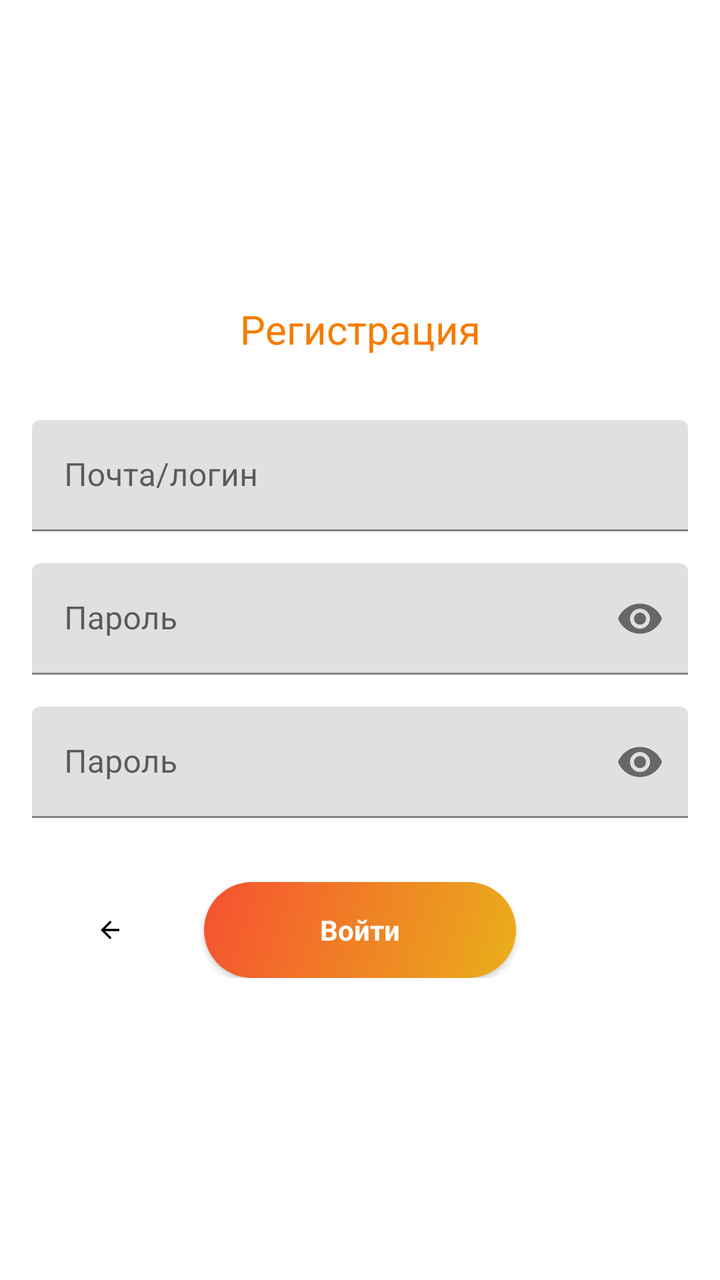
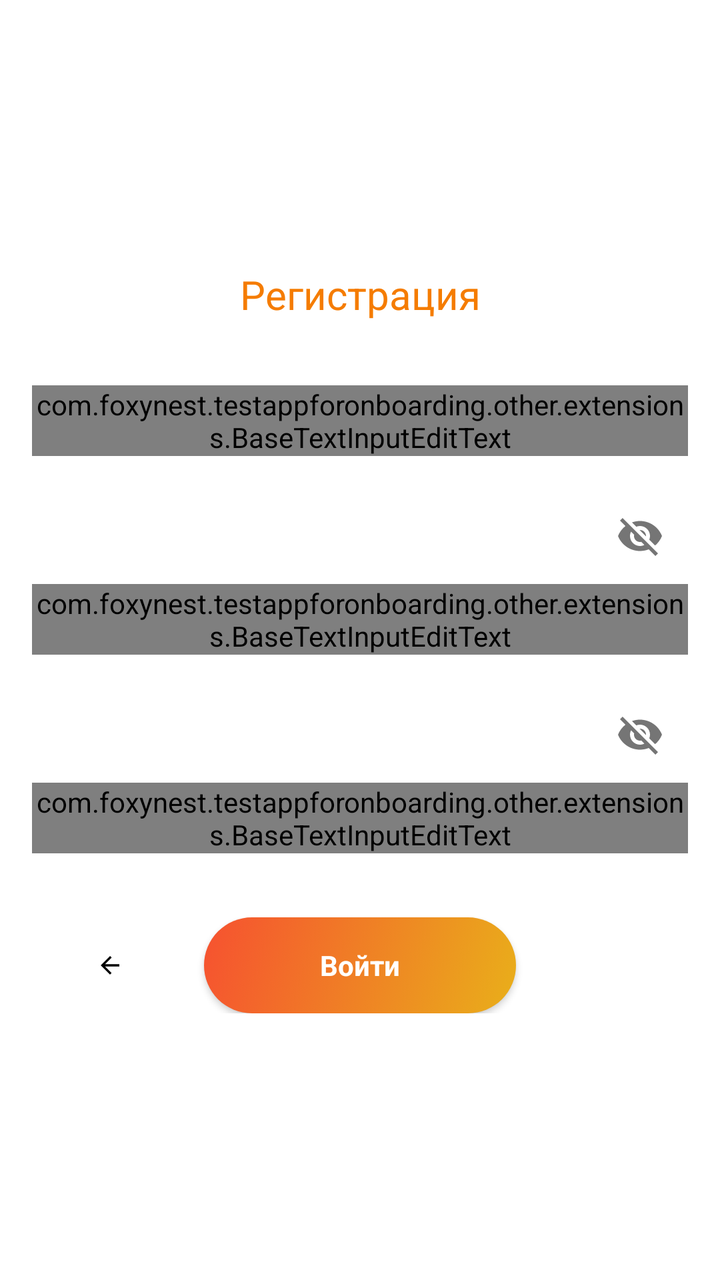

Screens rendered from an Android XML layout before and after an edit, with the pre-edit source and the edit as a unified diff.
<!-- AndroidManifest.xml: application theme Theme.TestAppForOnboarding -->
<!-- res/layout/fragment_register.xml -->
<?xml version="1.0" encoding="utf-8"?>
<ScrollView xmlns:android="http://schemas.android.com/apk/res/android"
    xmlns:app="http://schemas.android.com/apk/res-auto"
    android:layout_width="match_parent"
    android:layout_height="match_parent"
    android:fillViewport="true">

    <androidx.constraintlayout.widget.ConstraintLayout
        android:layout_width="match_parent"
        android:layout_height="wrap_content">

        <androidx.constraintlayout.widget.Guideline
            android:id="@+id/guideline_left"
            android:layout_width="wrap_content"
            android:layout_height="wrap_content"
            android:orientation="vertical"
            app:layout_constraintGuide_begin="@dimen/space_beforeOrAfterElement" />

        <androidx.constraintlayout.widget.Guideline
            android:id="@+id/guideline_right"
            android:layout_width="wrap_content"
            android:layout_height="wrap_content"
            android:orientation="vertical"
            app:layout_constraintGuide_end="@dimen/space_beforeOrAfterElement" />

        <TextView
            android:id="@+id/title_register"
            android:layout_width="0dp"
            android:layout_height="wrap_content"
            android:layout_marginTop="@dimen/space_32"
            android:layout_marginBottom="@dimen/space_32"
            android:text="@string/register_title"
            android:textAlignment="center"
            android:textColor="#F57C00"
            android:textSize="20sp"
            android:visibility="visible"
            app:layout_constraintBottom_toTopOf="@+id/text_field_mail"
            app:layout_constraintEnd_toEndOf="@+id/guideline_right"
            app:layout_constraintStart_toStartOf="@+id/guideline_left"
            app:layout_constraintTop_toTopOf="parent"
            app:layout_constraintVertical_chainStyle="packed" />

        <com.google.android.material.textfield.TextInputLayout
            android:id="@+id/text_field_mail"
            android:layout_width="0dp"
            android:layout_height="wrap_content"
            android:layout_marginBottom="@dimen/space_beforeOrAfterElement"
            android:hint="@string/auth_text_mail"
            app:layout_constraintBottom_toTopOf="@+id/text_field_password"
            app:layout_constraintEnd_toEndOf="@+id/guideline_right"
            app:layout_constraintStart_toStartOf="@+id/guideline_left"
            app:layout_constraintTop_toBottomOf="@+id/title_register"
            app:layout_constraintVertical_chainStyle="packed">

            <com.google.android.material.textfield.TextInputEditText
                android:layout_width="match_parent"
                android:layout_height="wrap_content"
                android:inputType="textEmailAddress"
                android:maxLines="1"
                android:singleLine="true" />

        </com.google.android.material.textfield.TextInputLayout>

        <com.google.android.material.textfield.TextInputLayout
            android:id="@+id/text_field_password"
            android:layout_width="0dp"
            android:layout_height="wrap_content"
            android:layout_marginBottom="@dimen/space_beforeOrAfterElement"
            android:hint="@string/auth_text_password"
            app:layout_constraintBottom_toTopOf="@+id/text_field_password2"
            app:layout_constraintEnd_toEndOf="@+id/guideline_right"
            app:layout_constraintStart_toStartOf="@+id/guideline_left"
            app:layout_constraintTop_toBottomOf="@+id/text_field_mail"
            app:layout_constraintVertical_chainStyle="packed"
            app:passwordToggleEnabled="true">

            <com.google.android.material.textfield.TextInputEditText
                android:layout_width="match_parent"
                android:layout_height="wrap_content"
                android:ems="15"
                android:inputType="textPassword"
                android:maxLines="1"
                android:singleLine="true" />

        </com.google.android.material.textfield.TextInputLayout>

        <com.google.android.material.textfield.TextInputLayout
            android:id="@+id/text_field_password2"
            android:layout_width="0dp"
            android:layout_height="wrap_content"
            android:layout_marginBottom="@dimen/space_32"
            android:hint="@string/auth_text_password"
            app:layout_constraintBottom_toTopOf="@+id/buttons_register_linear_layout"
            app:layout_constraintEnd_toEndOf="@+id/guideline_right"
            app:layout_constraintStart_toStartOf="@+id/guideline_left"
            app:layout_constraintTop_toBottomOf="@+id/text_field_password"
            app:layout_constraintVertical_chainStyle="packed"
            app:passwordToggleEnabled="true">

            <com.google.android.material.textfield.TextInputEditText
                android:layout_width="match_parent"
                android:layout_height="wrap_content"
                android:ems="15"
                android:inputType="textPassword"
                android:maxLines="1"
                android:singleLine="true" />

        </com.google.android.material.textfield.TextInputLayout>

        <LinearLayout
            android:id="@+id/buttons_register_linear_layout"
            android:layout_width="0dp"
            android:layout_height="wrap_content"
            android:layout_marginBottom="@dimen/space_32"
            android:gravity="center_vertical"
            android:orientation="horizontal"
            android:weightSum="4"
            app:layout_constraintBottom_toBottomOf="parent"
            app:layout_constraintLeft_toLeftOf="@+id/guideline_left"
            app:layout_constraintRight_toRightOf="@+id/guideline_right"
            app:layout_constraintTop_toBottomOf="@+id/text_field_password2"
            app:layout_constraintVertical_chainStyle="packed">

            <androidx.appcompat.widget.AppCompatImageView
                android:id="@+id/button_back"
                android:layout_width="0dp"
                android:layout_height="wrap_content"
                android:layout_marginEnd="@dimen/space_small"
                android:layout_weight="1"
                android:gravity="center_vertical"
                android:paddingStart="@dimen/space_32"
                android:paddingEnd="@dimen/space_32"
                app:backgroundTint="@null"
                app:srcCompat="@drawable/baseline_arrow_back_24" />

            <androidx.appcompat.widget.AppCompatButton
                android:id="@+id/button_register_and_login"
                style="@style/Widget.AppCompat.ActionButton"
                android:layout_width="0dp"
                android:layout_height="wrap_content"
                android:layout_marginEnd="@dimen/space_small"
                android:layout_weight="2"
                android:background="@drawable/button_rounded_corners"
                android:paddingStart="@dimen/space_32"
                android:paddingEnd="@dimen/space_32"
                android:text="@string/welcome_button_login"
                android:textColor="@color/white"
                android:textSize="@dimen/button_text"
                android:textStyle="bold"
                app:backgroundTint="@null" />

        </LinearLayout>

    </androidx.constraintlayout.widget.ConstraintLayout>

</ScrollView>
<!-- resources referenced by this layout -->
<resources>
  <color name="white">#FFFFFFFF</color>
  <dimen name="button_text">14sp</dimen>
  <dimen name="space_32">32dp</dimen>
  <dimen name="space_beforeOrAfterElement">16dp</dimen>
  <dimen name="space_small">8dp</dimen>
  <!-- drawable baseline_arrow_back_24 (drawable) -->
  <vector android:autoMirrored="true" android:height="24dp"
      android:tint="#000000" android:viewportHeight="24"
      android:viewportWidth="24" android:width="24dp" xmlns:android="http://schemas.android.com/apk/res/android">
      <path android:fillColor="@android:color/white" android:pathData="M20,11H7.83l5.59,-5.59L12,4l-8,8 8,8 1.41,-1.41L7.83,13H20v-2z"/>
  </vector>
  <!-- drawable button_rounded_corners (drawable) -->
  <?xml version="1.0" encoding="utf-8"?>
  <selector
      xmlns:android="http://schemas.android.com/apk/res/android">
      <item android:state_enabled="false">
          <shape>
              <corners android:radius="24dp" />
              <gradient
                  android:angle="315"
                  android:endColor="#E9AF1A"
                  android:startColor="#F65130" />
          </shape>
      </item>
  
      
      <item android:state_pressed="true">
          <shape>
              <corners android:radius="24dp" />
              <gradient
                  android:angle="315"
                  android:endColor="#CCE9AF1A"
                  android:startColor="#CCF65130" />
          </shape>
      </item>
  
      
      <item android:state_enabled="true">
          <shape>
              <corners android:radius="24dp" />
              <gradient
                  android:angle="315"
                  android:endColor="#E9AF1A"
                  android:startColor="#F65130" />
          </shape>
      </item>
  
  </selector>
  <string name="auth_text_mail">Почта/логин</string>
  <string name="auth_text_password">Пароль</string>
  <string name="register_title">Регистрация</string>
  <string name="welcome_button_login">Войти</string>
  <style name="Theme.TestAppForOnboarding" parent="Theme.MaterialComponents.DayNight.DarkActionBar">
          
          <item name="colorPrimary">@color/purple_500</item>
          <item name="colorPrimaryVariant">@color/purple_700</item>
          <item name="colorOnPrimary">@color/white</item>
          
          <item name="colorSecondary">@color/teal_200</item>
          <item name="colorSecondaryVariant">@color/teal_700</item>
          <item name="colorOnSecondary">@color/black</item>
          
          <item name="android:statusBarColor">?attr/colorPrimaryVariant</item>
          
      </style>
  <color name="purple_500">#FF6200EE</color>
  <color name="purple_700">#FF3700B3</color>
  <color name="teal_200">#FF03DAC5</color>
  <color name="teal_700">#FF018786</color>
  <color name="black">#FF000000</color>
</resources>

<!-- the commit's change to res/layout/fragment_register.xml (unified diff, before → after) -->
@@ -7,7 +7,10 @@
 
     <androidx.constraintlayout.widget.ConstraintLayout
         android:layout_width="match_parent"
-        android:layout_height="wrap_content">
+        android:layout_height="wrap_content"
+        android:clickable="true"
+        android:focusable="true"
+        android:focusableInTouchMode="true">
 
         <androidx.constraintlayout.widget.Guideline
             android:id="@+id/guideline_left"
@@ -52,7 +55,7 @@
             app:layout_constraintTop_toBottomOf="@+id/title_register"
             app:layout_constraintVertical_chainStyle="packed">
 
-            <com.google.android.material.textfield.TextInputEditText
+            <com.foxynest.testappforonboarding.other.extensions.BaseTextInputEditText
                 android:layout_width="match_parent"
                 android:layout_height="wrap_content"
                 android:inputType="textEmailAddress"
@@ -74,7 +77,7 @@
             app:layout_constraintVertical_chainStyle="packed"
             app:passwordToggleEnabled="true">
 
-            <com.google.android.material.textfield.TextInputEditText
+            <com.foxynest.testappforonboarding.other.extensions.BaseTextInputEditText
                 android:layout_width="match_parent"
                 android:layout_height="wrap_content"
                 android:ems="15"
@@ -97,7 +100,7 @@
             app:layout_constraintVertical_chainStyle="packed"
             app:passwordToggleEnabled="true">
 
-            <com.google.android.material.textfield.TextInputEditText
+            <com.foxynest.testappforonboarding.other.extensions.BaseTextInputEditText
                 android:layout_width="match_parent"
                 android:layout_height="wrap_content"
                 android:ems="15"
